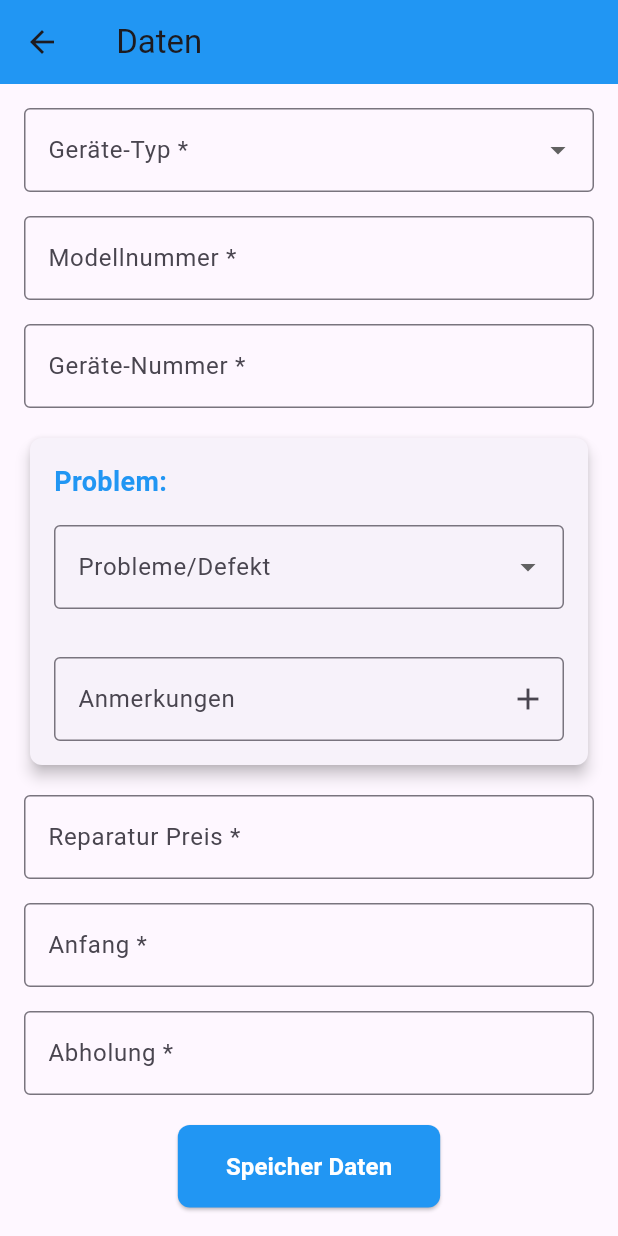
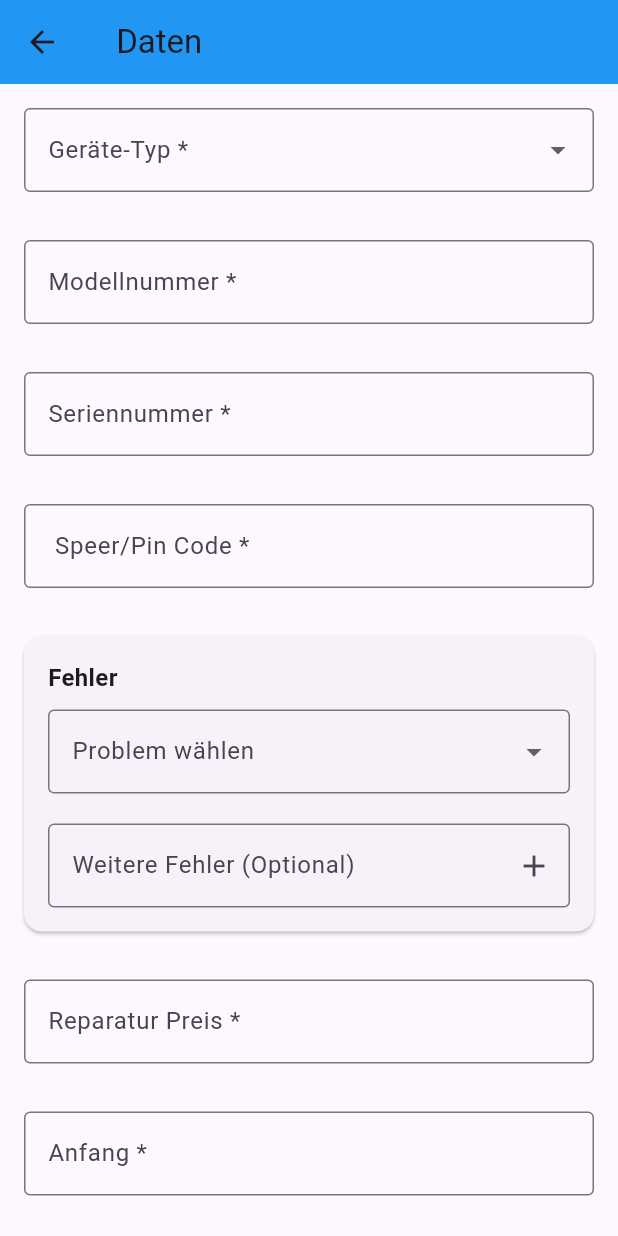
Before and after one commit to shenouda54/handy_notfall, a Flutter app: the screen it shows once a user with an empty profile is signed in, after a tap on "Weiter", on a phone screen of 412 x 824 dp. Run offline on Flutter 3.47's test engine with Material 3 defaults, Android fonts, the phone set to English and light mode, and no system bars; our stand-ins replace cloud_firestore, firebase_auth, firebase_core; accounts and stored records are empty.

Commit message:
clean code

```diff
--- /dev/null
+++ b/lib/data/custom_dropdown.dart
@@ -0,0 +1,29 @@
+import 'package:flutter/material.dart';
+
+class CustomDropdown extends StatelessWidget {
+  final String label;
+  final String? value;
+  final List<String> items;
+  final Function(String?) onChanged;
+
+  const CustomDropdown({
+    super.key,
+    required this.label,
+    required this.value,
+    required this.items,
+    required this.onChanged,
+  });
+
+  @override
+  Widget build(BuildContext context) {
+    return Padding(
+      padding: const EdgeInsets.only(bottom: 16),
+      child: DropdownButtonFormField<String>(
+        value: value,
+        decoration: InputDecoration(labelText: label, border: const OutlineInputBorder()),
+        items: items.map((item) => DropdownMenuItem(value: item, child: Text(item))).toList(),
+        onChanged: onChanged,
+      ),
+    );
+  }
+}
--- /dev/null
+++ b/lib/data/custom_input_field.dart
@@ -0,0 +1,30 @@
+
+import 'package:flutter/material.dart';
+
+class CustomInputField extends StatelessWidget {
+  final TextEditingController controller;
+  final String label;
+  final TextInputType keyboardType;
+
+  const CustomInputField({
+    super.key,
+    required this.controller,
+    required this.label,
+    this.keyboardType = TextInputType.text,
+  });
+
+  @override
+  Widget build(BuildContext context) {
+    return Padding(
+      padding: const EdgeInsets.only(bottom: 16),
+      child: TextFormField(
+        controller: controller,
+        keyboardType: keyboardType,
+        decoration: InputDecoration(
+          labelText: label,
+          border: const OutlineInputBorder(),
+        ),
+      ),
+    );
+  }
+}
--- /dev/null
+++ b/lib/data/customer_service.dart
@@ -0,0 +1,8 @@
+import 'package:handy_notfall/firebase_function.dart';
+import 'package:handy_notfall/models/customer_model.dart';
+
+class CustomerService {
+  static Future<void> saveCustomer(CustomerModel model) async {
+    await FirebaseFireStore.addCustomer(model);
+  }
+}
--- /dev/null
+++ b/lib/data/date_picker_field.dart
@@ -0,0 +1,32 @@
+import 'package:flutter/material.dart';
+import 'package:intl/intl.dart';
+
+class DatePickerField extends StatelessWidget {
+  final TextEditingController controller;
+  final String label;
+
+  const DatePickerField({super.key, required this.controller, required this.label});
+
+  @override
+  Widget build(BuildContext context) {
+    return Padding(
+      padding: const EdgeInsets.only(bottom: 16),
+      child: TextFormField(
+        controller: controller,
+        readOnly: true,
+        decoration: InputDecoration(labelText: label, border: const OutlineInputBorder()),
+        onTap: () async {
+          DateTime? picked = await showDatePicker(
+            context: context,
+            initialDate: DateTime.now(),
+            firstDate: DateTime(2020),
+            lastDate: DateTime(2100),
+          );
+          if (picked != null) {
+            controller.text = DateFormat('yyyy-MM-dd').format(picked);
+          }
+        },
+      ),
+    );
+  }
+}
--- /dev/null
+++ b/lib/data/issue_selection.dart
@@ -0,0 +1,67 @@
+import 'package:flutter/material.dart';
+
+class IssueSelection extends StatelessWidget {
+  final List<String> issueOptions;
+  final List<String> selectedIssues;
+  final Function(String) onAddIssue;
+  final Function(String) onRemoveIssue;
+  final TextEditingController customIssueController;
+
+  const IssueSelection({
+    super.key,
+    required this.issueOptions,
+    required this.selectedIssues,
+    required this.onAddIssue,
+    required this.onRemoveIssue,
+    required this.customIssueController,
+  });
+
+  @override
+  Widget build(BuildContext context) {
+    return Card(
+      margin: const EdgeInsets.only(bottom: 16),
+      child: Padding(
+        padding: const EdgeInsets.all(16),
+        child: Column(
+          crossAxisAlignment: CrossAxisAlignment.start,
+          children: [
+            const Text('Fehler', style: TextStyle(fontWeight: FontWeight.bold, fontSize: 16)),
+            const SizedBox(height: 10),
+            DropdownButtonFormField<String>(
+              decoration: const InputDecoration(border: OutlineInputBorder(), labelText: 'Problem wählen'),
+              items: issueOptions.map((e) => DropdownMenuItem(value: e, child: Text(e))).toList(),
+              onChanged: (val) {
+                if (val != null) onAddIssue(val);
+              },
+            ),
+            const SizedBox(height: 10),
+            Wrap(
+              spacing: 8,
+              children: selectedIssues.map((issue) => Chip(
+                label: Text(issue),
+                onDeleted: () => onRemoveIssue(issue),
+              )).toList(),
+            ),
+            const SizedBox(height: 10),
+            TextFormField(
+              controller: customIssueController,
+              decoration: InputDecoration(
+                labelText: 'Weitere Fehler (Optional)',
+                suffixIcon: IconButton(
+                  icon: const Icon(Icons.add),
+                  onPressed: () {
+                    if (customIssueController.text.isNotEmpty) {
+                      onAddIssue(customIssueController.text);
+                      customIssueController.clear();
+                    }
+                  },
+                ),
+                border: const OutlineInputBorder(),
+              ),
+            ),
+          ],
+        ),
+      ),
+    );
+  }
+}
--- a/lib/main.dart
+++ b/lib/main.dart
@@ -4,7 +4,6 @@ import 'package:flutter/material.dart';
 import 'package:handy_notfall/firebase_options.dart';
 import 'package:handy_notfall/login/login.dart';
 import 'package:handy_notfall/screens/data_of_custmer_screen.dart';
-import 'package:handy_notfall/screens/splash_screen.dart';
 
 void main() async {
   WidgetsFlutterBinding
--- a/lib/models/customer_model.dart
+++ b/lib/models/customer_model.dart
@@ -11,6 +11,7 @@ class CustomerModel {
   String deviceModel;
   String issue;
   String serialNumber;
+  String pinCode;
   int price;
   Timestamp startDate;
   Timestamp endDate;
@@ -28,6 +29,7 @@ class CustomerModel {
     required this.deviceModel,
     required this.issue,
     required this.serialNumber,
+    required this.pinCode,
     required this.price,
     required this.userEmail,
     Timestamp? startDate,
@@ -48,6 +50,7 @@ class CustomerModel {
       deviceModel: json['deviceModel'],
       issue: json['issue'],
       serialNumber: json['serialNumber'],
+      pinCode: json['pinCode'],
       price: json['price'],
       startDate: json['startDate'] != null ? json['startDate'] as Timestamp : Timestamp.now(),
       endDate: json['endDate'] != null ? json['endDate'] as Timestamp : Timestamp.now(),
@@ -68,6 +71,7 @@ class CustomerModel {
       "deviceModel": deviceModel,
       "issue": issue,
       "serialNumber": serialNumber,
+      "pinCode": pinCode,
       "price": price,
       "startDate": startDate,
       "endDate": endDate,
--- a/lib/screens/data_telpone_screen.dart
+++ b/lib/screens/data_telpone_screen.dart
@@ -1,7 +1,11 @@
 import 'package:cloud_firestore/cloud_firestore.dart';
 import 'package:firebase_auth/firebase_auth.dart';
 import 'package:flutter/material.dart';
-import 'package:handy_notfall/firebase_function.dart';
+import 'package:handy_notfall/data/custom_dropdown.dart';
+import 'package:handy_notfall/data/custom_input_field.dart';
+import 'package:handy_notfall/data/customer_service.dart';
+import 'package:handy_notfall/data/date_picker_field.dart';
+import 'package:handy_notfall/data/issue_selection.dart';
 import 'package:handy_notfall/models/customer_model.dart';
 import 'package:intl/intl.dart';
 
@@ -30,6 +34,7 @@ class _DataTelponeScreenState extends State<DataTelponeScreen> {
   final TextEditingController modelController = TextEditingController();
   final TextEditingController deviceTypesController = TextEditingController();
   final TextEditingController serialNumberController = TextEditingController();
+  final TextEditingController pinCodeController = TextEditingController();
   final TextEditingController repairPriceController = TextEditingController();
   final TextEditingController startDateController = TextEditingController();
   final TextEditingController endDateController = TextEditingController();
@@ -49,6 +54,15 @@ class _DataTelponeScreenState extends State<DataTelponeScreen> {
     'Asus',
     'Acer',
     'Microsoft',
+    'Realme',
+    'HTC',
+    'Motorola',
+    'Blackberry',
+    'Xiaomi',
+    'Caterpillar',
+    'Oppo',
+    'Google',
+    'Oneplus',
   ];
 
   final List<String> issueOptions = [
@@ -62,7 +76,6 @@ class _DataTelponeScreenState extends State<DataTelponeScreen> {
     'Rückseite ',
     'Wasserschaden',
     'Geht nicht an',
-
   ];
 
   String? selectedIssue;
@@ -94,7 +107,7 @@ class _DataTelponeScreenState extends State<DataTelponeScreen> {
             crossAxisAlignment: CrossAxisAlignment.start,
             children: [
               // اختيار نوع الجهاز
-              _buildDropdownField(
+              CustomDropdown(
                 label: 'Geräte-Typ *',
                 value: selectedDeviceType,
                 items: deviceTypes,
@@ -105,137 +118,52 @@ class _DataTelponeScreenState extends State<DataTelponeScreen> {
                 },
               ),
               const SizedBox(height: 16.0),
-
-
-              // موديل الجهاز
-              _buildInputField(
-                controller: modelController,
-                label: 'Modellnummer *',
-              ),
+              CustomInputField(
+                  controller: modelController, label: 'Modellnummer *'),
               const SizedBox(height: 16.0),
-              _buildInputField(
-                controller: serialNumberController,
-                label: 'Geräte-Nummer *',
-
-              ),              const SizedBox(height: 16.0),
-
-              // المشاكل داخل Card
-              Card(
-                elevation: 4.0,
-                shape: RoundedRectangleBorder(
-                  borderRadius: BorderRadius.circular(8.0),
-                ),
-                child: Padding(
-                  padding: const EdgeInsets.all(16.0),
-                  child: Column(
-                    crossAxisAlignment: CrossAxisAlignment.start,
-                    children: [
-                      const Text(
-                        'Problem:',
-                        style: TextStyle(
-                          fontSize: 18.0,
-                          fontWeight: FontWeight.bold,
-                          color: Colors.blue,
-                        ),
-                      ),
-                      const SizedBox(height: 16.0),
-
-                      // اختيار عطل من القائمة
-                      DropdownButtonFormField<String>(
-                        value: selectedIssue,
-                        decoration: const InputDecoration(
-                          labelText: 'Probleme/Defekt',
-                          border: OutlineInputBorder(),
-                        ),
-                        items: issueOptions
-                            .map((issue) => DropdownMenuItem(
-                                  value: issue,
-                                  child: Text(issue),
-                                ))
-                            .toList(),
-                        onChanged: (value) {
-                          setState(() {
-                            selectedIssue = value;
-                            if (value != null &&
-                                !selectedIssues.contains(value)) {
-                              selectedIssues.add(value);
-                            }
-                          });
-                        },
-                      ),
-                      const SizedBox(height: 16.0),
-
-                      // عرض الأعطال المختارة
-                      if (selectedIssues.isNotEmpty)
-                        Wrap(
-                          spacing: 8.0,
-                          runSpacing: 8.0,
-                          children: selectedIssues.map((issue) {
-                            return Chip(
-                              label: Text(issue),
-                              deleteIcon: const Icon(Icons.close),
-                              onDeleted: () {
-                                setState(() {
-                                  selectedIssues.remove(issue);
-                                });
-                              },
-                            );
-                          }).toList(),
-                        ),
-                      const SizedBox(height: 16.0),
-
-                      // إضافة عطل يدويًا
-                      TextFormField(
-                        controller: customIssueController,
-                        decoration: InputDecoration(
-                          labelText: 'Anmerkungen',
-                          border: const OutlineInputBorder(),
-                          suffixIcon: IconButton(
-                            icon: const Icon(Icons.add),
-                            onPressed: () {
-                              if (customIssueController.text.isNotEmpty &&
-                                  !selectedIssues
-                                      .contains(customIssueController.text)) {
-                                setState(() {
-                                  selectedIssues
-                                      .add(customIssueController.text);
-                                  customIssueController.clear();
-                                });
-                              }
-                            },
-                          ),
-                        ),
-                      ),
-                    ],
-                  ),
-                ),
+              CustomInputField(
+                  controller: serialNumberController, label: 'Seriennummer *'),
+              const SizedBox(height: 16.0),
+              CustomInputField(
+                  controller: pinCodeController, label: ' Speer/Pin Code *'),
+              const SizedBox(height: 16.0),
+              // تحديد واضافه عطل الي هي card
+              IssueSelection(
+                issueOptions: issueOptions,
+                selectedIssues: selectedIssues,
+                customIssueController: customIssueController,
+                onAddIssue: (issue) {
+                  setState(() {
+                    selectedIssues.add(issue);
+                  });
+                },
+                onRemoveIssue: (issue) {
+                  setState(() {
+                    selectedIssues.remove(issue);
+                  });
+                },
               ),
               const SizedBox(height: 16.0),
 
               // سعر التصليح
-              _buildInputField(
+              CustomInputField(
                 controller: repairPriceController,
                 label: 'Reparatur Preis *',
                 keyboardType: TextInputType.number,
               ),
               const SizedBox(height: 16.0),
+              // تاريخ البداية
+              DatePickerField(
+                  controller: startDateController, label: 'Anfang *'),
 
-              // تاريخ البداية
-              _buildDateField(
-                controller: startDateController,
-                label: 'Anfang *',
-                context: context,
-              ),
               const SizedBox(height: 16.0),
 
               // تاريخ النهاية
-              _buildDateField(
+              DatePickerField(
                 controller: endDateController,
                 label: 'Abholung *',
-                context: context,
               ),
               const SizedBox(height: 20.0),
-
               // زر الحفظ
               Center(
                 child: ElevatedButton(
@@ -248,10 +176,13 @@ class _DataTelponeScreenState extends State<DataTelponeScreen> {
                     ),
                   ),
                   onPressed: () async {
-                    String? userEmail = FirebaseAuth.instance.currentUser?.email;
+                    String? userEmail =
+                        FirebaseAuth.instance.currentUser?.email;
                     if (userEmail == null) {
                       ScaffoldMessenger.of(context).showSnackBar(
-                        const SnackBar(content: Text(' يجب تسجيل الدخول أولاً!')),
+                        const SnackBar(
+                            content: Text(
+                                ' Sie müssen sich zuerst anmelden! ')), //يجب تسجيل الدخول أولاً!
                       );
                       return;
                     }
@@ -265,6 +196,7 @@ class _DataTelponeScreenState extends State<DataTelponeScreen> {
                         deviceType: selectedDeviceType ?? '',
                         deviceModel: modelController.text.trim(),
                         serialNumber: serialNumberController.text.trim(),
+                        pinCode: pinCodeController.text.trim(),
                         issue: selectedIssues.isNotEmpty
                             ? selectedIssues.join(', ')
                             : 'No Issues',
@@ -281,10 +213,11 @@ class _DataTelponeScreenState extends State<DataTelponeScreen> {
                                 .parse(endDateController.text.trim()))
                             : Timestamp.now(),
                         isDone: false,
-                        userEmail: userEmail, // ✅ احفظ البريد الإلكتروني مع البيانات
+                        userEmail:
+                            userEmail, // ✅ احفظ البريد الإلكتروني مع البيانات
                       );
 
-                      await FirebaseFireStore.addCustomer(model);
+                      await CustomerService.saveCustomer(model);
 
                       ScaffoldMessenger.of(context).showSnackBar(
                         const SnackBar(
@@ -314,71 +247,4 @@ class _DataTelponeScreenState extends State<DataTelponeScreen> {
       ),
     );
   }
-
-  // TODO NEW CLASS
-  // حقل إدخال عام
-  Widget _buildInputField({
-    required TextEditingController controller,
-    required String label,
-    TextInputType keyboardType = TextInputType.text,
-  }) {
-    return TextFormField(
-      controller: controller,
-      keyboardType: keyboardType,
-      decoration: InputDecoration(
-        labelText: label,
-        border: const OutlineInputBorder(),
-      ),
-    );
-  }
-
-  // حقل إدخال تاريخ
-  Widget _buildDateField({
-    required TextEditingController controller,
-    required String label,
-    required BuildContext context,
-  }) {
-    return TextFormField(
-      controller: controller,
-      decoration: InputDecoration(
-        labelText: label,
-        border: const OutlineInputBorder(),
-      ),
-      readOnly: true,
-      onTap: () async {
-        DateTime? pickedDate = await showDatePicker(
-          context: context,
-          initialDate: DateTime.now(),
-          firstDate: DateTime.now(),
-          lastDate: DateTime(2100),
-        );
-        if (pickedDate != null) {
-          controller.text = pickedDate.toString().split(' ')[0];
-        }
-      },
-    );
-  }
-
-  // حقل اختيار منسدلة
-  Widget _buildDropdownField({
-    required String label,
-    required String? value,
-    required List<String> items,
-    required Function(String?) onChanged,
-  }) {
-    return DropdownButtonFormField<String>(
-      value: value,
-      decoration: InputDecoration(
-        labelText: label,
-        border: const OutlineInputBorder(),
-      ),
-      items: items
-          .map((item) => DropdownMenuItem(
-                value: item,
-                child: Text(item),
-              ))
-          .toList(),
-      onChanged: onChanged,
-    );
-  }
 }
```
